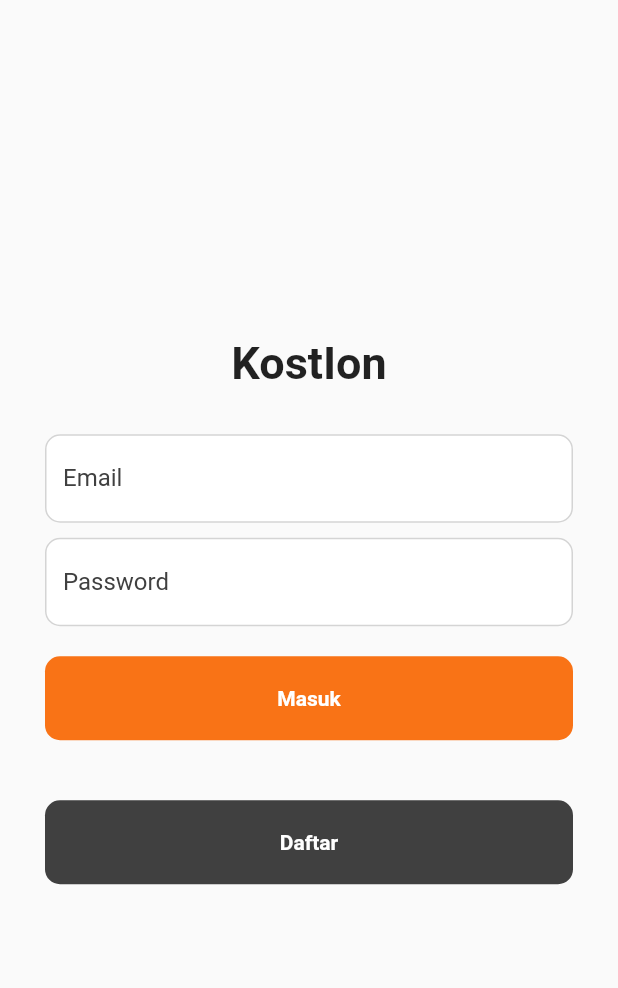
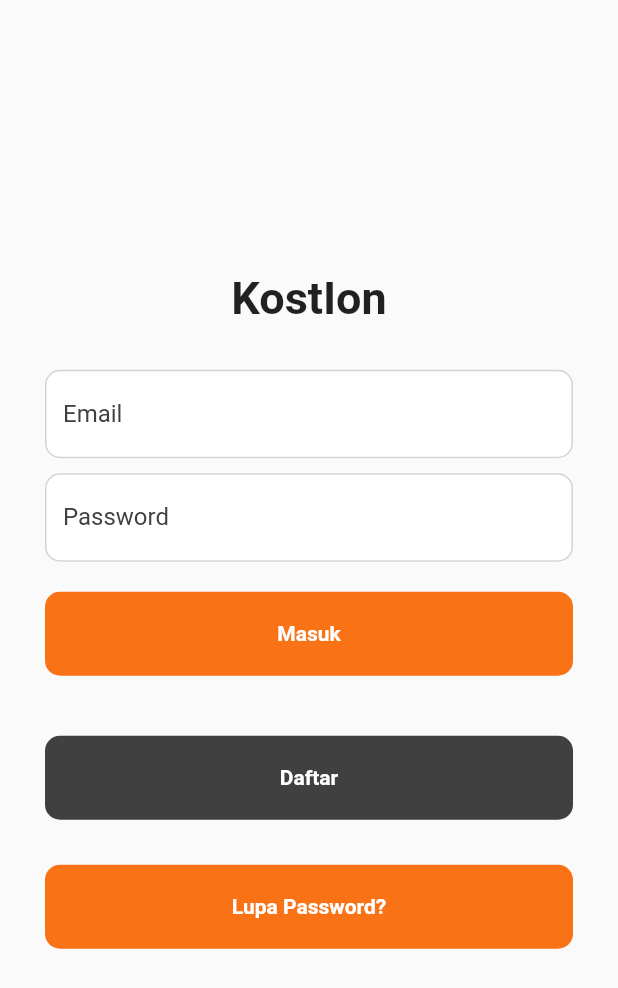
Before and after one commit to MarksonL/IPPL_KostIon, a Flutter app: the screen it shows after launch, on a phone screen of 412 x 824 dp. Shown: the top 988 px of the screen. Run offline on Flutter 3.47's test engine with Material 2 defaults, Android fonts, the phone set to English and light mode, and no system bars; drawn by our look-alikes of loader_overlay; our stand-ins replace cloud_firestore, firebase_auth, firebase_core, flutter_spinkit; accounts and stored records are empty.

Commit message:
penyelesaian fitur reset password dan update fitur  atur profil awal

```diff
--- a/lib/main.dart
+++ b/lib/main.dart
@@ -15,7 +15,6 @@ void main() async {
 class MyApp extends StatelessWidget {
   const MyApp({super.key});
 
-  // This widget is the root of your application.
   @override
   Widget build(BuildContext context) {
     return MaterialApp(
@@ -25,7 +24,7 @@ class MyApp extends StatelessWidget {
       ),
       debugShowCheckedModeBanner: false,
       initialRoute: '/',
-      routes: {'/': (context) => LoginPage()},
+      routes: {'/': (context) => const LoginPage()},
     );
   }
 }
--- a/lib/screen/auth.dart
+++ b/lib/screen/auth.dart
@@ -1,10 +1,11 @@
+import 'package:flutter/material.dart';
+import 'package:firebase_auth/firebase_auth.dart';
 import 'package:cloud_firestore/cloud_firestore.dart';
-import 'package:firebase_auth/firebase_auth.dart';
-import 'package:flutter/material.dart';
 import 'package:flutter_spinkit/flutter_spinkit.dart';
 import 'package:kostlon/screen/member/home_member.dart';
 import 'package:kostlon/screen/owner/home_owner.dart';
-import 'package:kostlon/screen/register.dart'; // Import halaman pendaftaran
+import 'package:kostlon/screen/register.dart';
+import 'package:kostlon/screen/resetpassword.dart';
 import 'package:kostlon/utils/color_theme.dart';
 import 'package:loader_overlay/loader_overlay.dart';
 
@@ -34,12 +35,13 @@ class _LoginPageState extends State<LoginPage> {
     } on FirebaseAuthException catch (e) {
       context.loaderOverlay.hide();
       showDialog(
-          context: context,
-          builder: (context) {
-            return AlertDialog(
-              title: Text("Kredensial tidak ditemukan"),
-            );
-          });
+        context: context,
+        builder: (context) {
+          return AlertDialog(
+            title: Text("Kredensial tidak ditemukan"),
+          );
+        },
+      );
     }
   }
 
@@ -117,7 +119,7 @@ class _LoginPageState extends State<LoginPage> {
                     backgroundColor: AppColor.primary,
                     padding: const EdgeInsets.symmetric(vertical: 20),
                   ),
-                  child: Text(
+                  child: const Text(
                     'Masuk',
                     style: TextStyle(
                       color: Colors.white,
@@ -133,11 +135,11 @@ class _LoginPageState extends State<LoginPage> {
                 width: double.infinity,
                 child: ElevatedButton(
                   onPressed: () {
-                    // Navigasi ke halaman pendaftaran
-                    Navigator.push(
+                    Navigator.pushReplacement(
                       context,
                       MaterialPageRoute(
-                          builder: (context) => RegistrationPage()),
+                        builder: (context) => RegistrationPage(),
+                      ),
                     );
                   },
                   style: ElevatedButton.styleFrom(
@@ -148,8 +150,39 @@ class _LoginPageState extends State<LoginPage> {
                     backgroundColor: AppColor.secondary,
                     padding: const EdgeInsets.symmetric(vertical: 20),
                   ),
-                  child: Text(
+                  child: const Text(
                     'Daftar',
+                    style: TextStyle(
+                      color: Colors.white,
+                      fontWeight: FontWeight.bold,
+                    ),
+                  ),
+                ),
+              ),
+              SizedBox(height: 10),
+              Container(
+                padding:
+                    const EdgeInsets.symmetric(horizontal: 30, vertical: 10),
+                width: double.infinity,
+                child: ElevatedButton(
+                  onPressed: () {
+                    Navigator.pushReplacement(
+                      context,
+                      MaterialPageRoute(
+                        builder: (context) => ResetPasswordPage(),
+                      ),
+                    );
+                  },
+                  style: ElevatedButton.styleFrom(
+                    shape: RoundedRectangleBorder(
+                      borderRadius: BorderRadius.circular(10.0),
+                    ),
+                    elevation: 0,
+                    backgroundColor: AppColor.primary,
+                    padding: const EdgeInsets.symmetric(vertical: 20),
+                  ),
+                  child: const Text(
+                    'Lupa Password?',
                     style: TextStyle(
                       color: Colors.white,
                       fontWeight: FontWeight.bold,
--- a/lib/screen/owner/home/profile_owner.dart
+++ b/lib/screen/owner/home/profile_owner.dart
@@ -17,7 +17,6 @@ class _ProfileOwnerScreenState extends State<ProfileOwnerScreen> {
   User? user = FirebaseAuth.instance.currentUser;
 
   Future<void> _updateName(BuildContext context) {
-    print("show update name");
     return showDialog(
         context: context,
         builder: (context) {
--- a/lib/screen/register.dart
+++ b/lib/screen/register.dart
@@ -20,13 +20,10 @@ class _RegistrationPageState extends State<RegistrationPage> {
           email: _emailController.text.trim(),
           password: _passwordController.text.trim(),
         );
-        // Registrasi sukses, lanjutkan ke halaman berikutnya atau tampilkan pesan sukses
         Navigator.pushReplacement(context,
             MaterialPageRoute(builder: (context) => StartProfilePage()));
       } on FirebaseAuthException catch (e) {
-        // Tangani pengecualian Firebase Authentication
         if (e.code == 'email-already-in-use') {
-          // Email sudah terdaftar, tampilkan pemberitahuan kepada pengguna
           showDialog(
             context: context,
             builder: (context) {
```
Also changed, not shown: lib/screen/resetpassword.dart (added, +110 -0 lines), lib/screen/start_profile.dart (+60 -3 lines).
